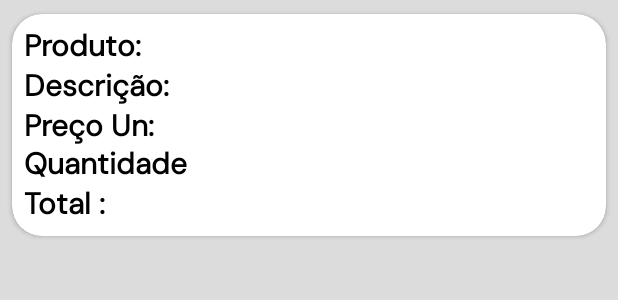
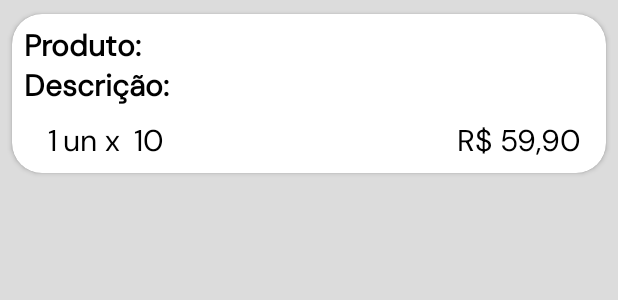
Before and after one commit to BrunoFerreiradaSilva/SalesApp, an Android app: the layout item_registration_order.xml on its own in the app's theme, with its tools: preview values and no code run, on a phone screen of 412 x 824 dp. Shown: the top 300 px of the screen. Run offline under Robolectric (Android 15) with nearby library versions, the phone set to English and light mode, and no system bars.

Commit message:
adjust layout of orders

```diff
--- a/app/src/main/java/com/example/salesapp/ui/orderregistration/OrdersRegistrationAdapter.kt
+++ b/app/src/main/java/com/example/salesapp/ui/orderregistration/OrdersRegistrationAdapter.kt
@@ -18,9 +18,9 @@ class OrdersRegistrationAdapter : ListAdapter<Item, ViewHolder>(OrdersRegistrati
             itemRecycler.apply {
                 tvResultNameClient.text = item.nameProduct
                 tvResultDescriptionClient.text = item.description
-                tvResultPriceClient.text = "R$ ${item.price.formatForTwoDecimalPlaces()}"
-                tvResultAmountClient.text = "${item.amount}"
-                tvResultTotalClient.text = "R$ ${item.total.formatForTwoDecimalPlaces()}"
+                tvAmountProduct.text = "${item.amount}"
+                tvPriceUn.text = "R$ ${item.price.formatForTwoDecimalPlaces()}"
+                tvTotalValue.text = "R$ ${item.total.formatForTwoDecimalPlaces()}"
             }
 
         }
--- a/app/src/main/res/layout/item_registration_order.xml
+++ b/app/src/main/res/layout/item_registration_order.xml
@@ -1,6 +1,7 @@
 <?xml version="1.0" encoding="utf-8"?>
 <androidx.constraintlayout.widget.ConstraintLayout xmlns:android="http://schemas.android.com/apk/res/android"
     xmlns:app="http://schemas.android.com/apk/res-auto"
+    xmlns:tools="http://schemas.android.com/tools"
     android:layout_width="match_parent"
     android:layout_height="match_parent"
     android:background="@color/status_bar_color">
@@ -9,9 +10,9 @@
     <androidx.cardview.widget.CardView
         android:layout_width="match_parent"
         android:layout_height="wrap_content"
+        android:backgroundTint="@color/white"
+        android:elevation="4dp"
         app:cardCornerRadius="20sp"
-        android:elevation="4dp"
-        android:backgroundTint="@color/white"
         app:cardUseCompatPadding="true"
         app:layout_constraintTop_toTopOf="parent">
 
@@ -64,67 +65,48 @@
                 app:layout_constraintTop_toTopOf="@id/tv_description_product" />
 
             <TextView
-                android:id="@+id/tv_price_product"
+                android:id="@+id/tv_amount_product"
                 style="@style/textStyle"
                 android:layout_width="wrap_content"
                 android:layout_height="wrap_content"
-                android:text="@string/price_un"
-                android:textStyle="bold"
+                android:layout_marginStart="16dp"
+                android:layout_marginTop="10dp"
                 app:layout_constraintStart_toStartOf="parent"
-                app:layout_constraintTop_toBottomOf="@id/tv_description_product" />
+                app:layout_constraintTop_toBottomOf="@id/tv_description_product"
+                tools:text="1" />
 
             <TextView
-                android:id="@+id/tv_result_price_client"
+                android:id="@+id/tv_x"
                 style="@style/textStyle"
-                android:layout_width="0dp"
+                android:layout_width="wrap_content"
                 android:layout_height="wrap_content"
-                android:layout_marginStart="8dp"
-                app:layout_constraintEnd_toEndOf="parent"
-                app:layout_constraintStart_toEndOf="@id/tv_price_product"
-                app:layout_constraintTop_toTopOf="@id/tv_price_product" />
+                android:layout_marginStart="4dp"
+                android:layout_marginTop="10dp"
+                app:layout_constraintStart_toEndOf="@id/tv_amount_product"
+                app:layout_constraintTop_toBottomOf="@id/tv_description_product"
+                android:text="un x " />
 
             <TextView
-                android:id="@+id/tv_amount_product"
+                android:id="@+id/tv_price_un"
                 style="@style/textStyle"
-                android:layout_width="0dp"
+                android:layout_width="wrap_content"
                 android:layout_height="wrap_content"
-                android:text="@string/amount"
-                android:textStyle="bold"
-                app:layout_constraintStart_toStartOf="parent"
-                app:layout_constraintTop_toBottomOf="@+id/tv_result_price_client" />
+                android:layout_marginStart="4dp"
+                android:layout_marginTop="10dp"
+                app:layout_constraintStart_toEndOf="@id/tv_x"
+                app:layout_constraintTop_toBottomOf="@id/tv_description_product"
+                tools:text="10" />
 
             <TextView
-                android:id="@+id/tv_result_amount_client"
+                android:id="@+id/tv_total_value"
                 style="@style/textStyle"
-                android:layout_width="0dp"
+                android:layout_width="wrap_content"
                 android:layout_height="wrap_content"
-                android:layout_marginStart="8dp"
-                android:textAlignment="textStart"
+                android:layout_marginTop="10dp"
+                android:layout_marginEnd="8dp"
                 app:layout_constraintEnd_toEndOf="parent"
-                app:layout_constraintStart_toEndOf="@id/tv_amount_product"
-                app:layout_constraintTop_toTopOf="@id/tv_amount_product" />
-
-            <TextView
-                android:id="@+id/tv_total_product"
-                style="@style/textStyle"
-                android:layout_width="0dp"
-                android:layout_height="wrap_content"
-                android:text="@string/total_price"
-                android:textStyle="bold"
-                app:layout_constraintStart_toStartOf="parent"
-                app:layout_constraintTop_toBottomOf="@+id/tv_amount_product" />
-
-            <TextView
-                android:id="@+id/tv_result_total_client"
-                style="@style/textStyle"
-                android:layout_width="0dp"
-                android:layout_height="wrap_content"
-                android:layout_marginStart="8dp"
-                android:textAlignment="textStart"
-                app:layout_constraintEnd_toEndOf="parent"
-                app:layout_constraintStart_toEndOf="@id/tv_total_product"
-                app:layout_constraintTop_toTopOf="@id/tv_total_product" />
-
+                app:layout_constraintTop_toBottomOf="@id/tv_description_product"
+                tools:text="R$ 59,90" />
         </androidx.constraintlayout.widget.ConstraintLayout>
     </androidx.cardview.widget.CardView>
 </androidx.constraintlayout.widget.ConstraintLayout>
```
